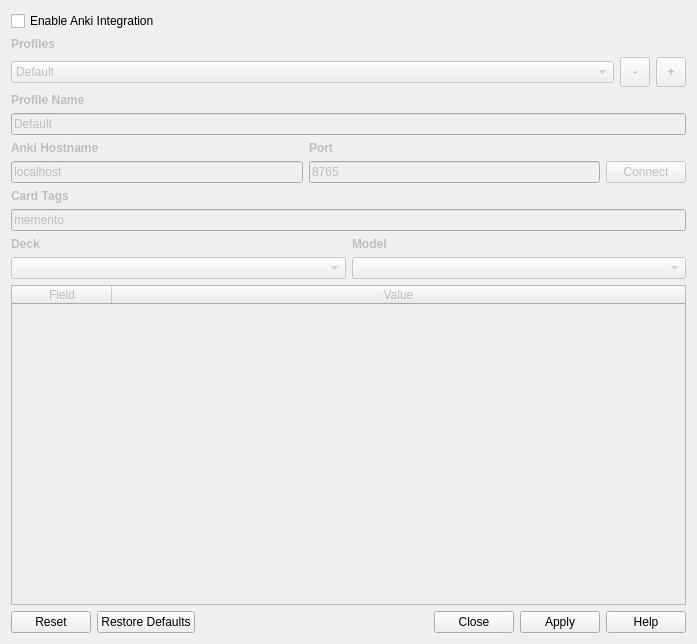
ripose-jp/Memento, file src/gui/widgets/ankisettings.ui: the form before one commit.
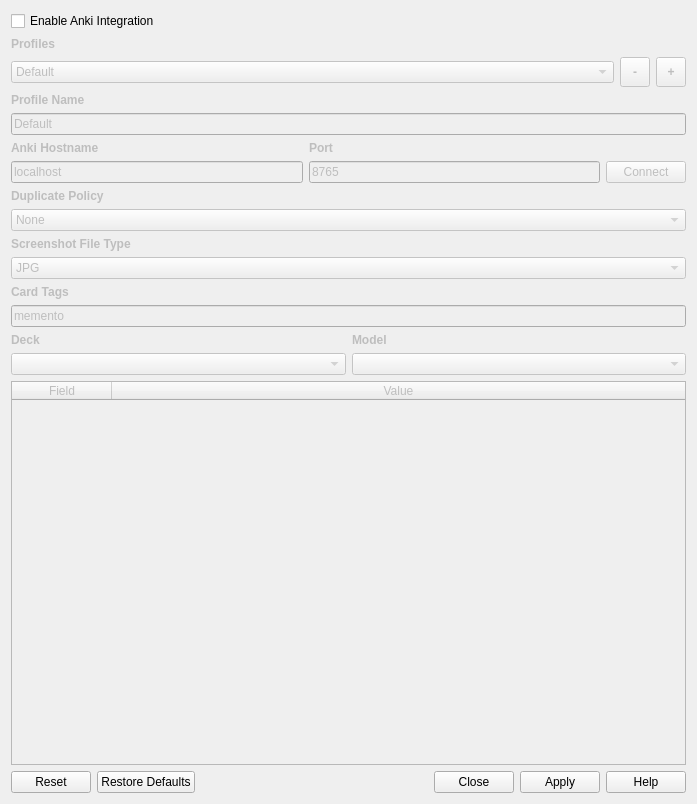
The form after the commit.

Commit message: Added screenshot file type selector and duplicate policy to Anki Integration options

The edit to the form file:
```diff
--- a/src/gui/widgets/ankisettings.ui
+++ b/src/gui/widgets/ankisettings.ui
@@ -7,7 +7,7 @@
     <x>0</x>
     <y>0</y>
     <width>687</width>
-    <height>644</height>
+    <height>804</height>
    </rect>
   </property>
   <property name="windowTitle">
@@ -240,7 +240,81 @@
     </layout>
    </item>
    <item>
-    <layout class="QVBoxLayout" name="m_layoutTags">
+    <widget class="QLabel" name="m_labelDuplicates">
+     <property name="enabled">
+      <bool>false</bool>
+     </property>
+     <property name="font">
+      <font>
+       <weight>75</weight>
+       <bold>true</bold>
+      </font>
+     </property>
+     <property name="text">
+      <string>Duplicate Policy</string>
+     </property>
+    </widget>
+   </item>
+   <item>
+    <widget class="QComboBox" name="m_comboBoxDuplicates">
+     <property name="enabled">
+      <bool>false</bool>
+     </property>
+     <item>
+      <property name="text">
+       <string>None</string>
+      </property>
+     </item>
+     <item>
+      <property name="text">
+       <string>Different Decks</string>
+      </property>
+     </item>
+     <item>
+      <property name="text">
+       <string>Same Deck</string>
+      </property>
+     </item>
+    </widget>
+   </item>
+   <item>
+    <widget class="QLabel" name="m_labelScreenshot">
+     <property name="enabled">
+      <bool>false</bool>
+     </property>
+     <property name="font">
+      <font>
+       <weight>75</weight>
+       <bold>true</bold>
+      </font>
+     </property>
+     <property name="text">
+      <string>Screenshot File Type</string>
+     </property>
+    </widget>
+   </item>
+   <item>
+    <widget class="QComboBox" name="m_comboBoxScreenshot">
+     <property name="enabled">
+      <bool>false</bool>
+     </property>
+     <item>
+      <property name="text">
+       <string>JPG</string>
+      </property>
+     </item>
+     <item>
+      <property name="text">
+       <string>PNG</string>
+      </property>
+     </item>
+     <item>
+      <property name="text">
+       <string>WebP</string>
+      </property>
+     </item>
+    </widget>
+   </item>
      <item>
       <widget class="QLabel" name="m_labelTags">
        <property name="enabled">
@@ -279,8 +353,6 @@
         <string>Card Tags</string>
        </property>
       </widget>
-     </item>
-    </layout>
    </item>
    <item>
     <layout class="QGridLayout" name="m_layoutCards">
```
Left out of the diff: 88 changed lines with no effect on the pictures. Lines whose indentation alone changed are shown as unchanged. The commit also changes 7 other files.
